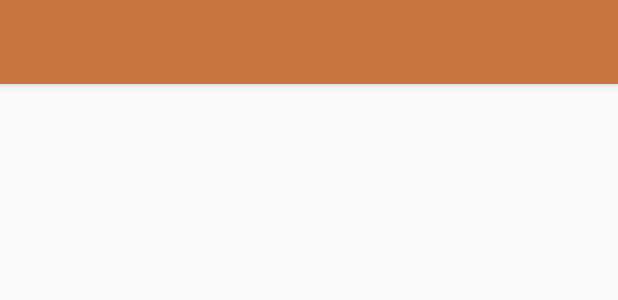
After one commit to julianbermolen/CazaRecompensas, an Android app: the layout activity_conversacion.xml on its own in the app's theme, with its tools: preview values and no code run, on a phone screen of 412 x 824 dp. The commit adds this screen. Shown: the top 300 px of the screen. Run offline under Robolectric (Android 15) with nearby library versions, the phone set to English and light mode, and no system bars.

Commit message:
Activity conversacion en bandeja de entrada

```diff
--- a/app/src/main/AndroidManifest.xml
+++ b/app/src/main/AndroidManifest.xml
@@ -80,6 +80,10 @@
             android:name=".BandejaEntrada"
             android:label="@string/title_activity_bandeja_entrada"
             android:theme="@style/AppTheme.NoActionBar" />
+        <activity
+            android:name=".Conversacion"
+            android:label="@string/title_activity_conversacion"
+            android:theme="@style/AppTheme.NoActionBar"></activity>
     </application>
 
 </manifest>
--- a/app/src/main/java/ar/com/cazarecompensas/cazarecompensas/BandejaEntrada.java
+++ b/app/src/main/java/ar/com/cazarecompensas/cazarecompensas/BandejaEntrada.java
@@ -73,7 +73,7 @@ public class BandejaEntrada extends AppCompatActivity {
                     progressDialog.dismiss();
                     listview = (ListView) findViewById(R.id.listViewMensajes);
                     int i = 0;
-                    for(i = 0;i>response.body().length;i++) {
+                    for(i = 0;i<response.body().length;i++) {
                         if(response.body()[i].getIdRespuesta() == 0) {
                             adapter = new MensajeAdapter(getApplicationContext(), response.body());
                             listview.setAdapter(adapter);
--- a/app/src/main/java/ar/com/cazarecompensas/cazarecompensas/services/ComentarioService.java
+++ b/app/src/main/java/ar/com/cazarecompensas/cazarecompensas/services/ComentarioService.java
@@ -22,5 +22,5 @@ public interface ComentarioService {
     Call<Comentario[]> getBandejaEntrada(@Path("idUsuario") int idUsuario);
 
     @POST("Comentarios/guardar")
-    Call<ModelResponse> postMessage(@Query("IdPublicacion") int idPublicacion, @Query("IdUsuario") int idUsuario, @Query("Detalle") String detalle, @Query("IdComentarioRespuesta") int idComentarioRespuesta, @Nullable @Query("Imagen") String imagen, @Query("MensajeLeido") boolean mensajeLeido);
+    Call<ModelResponse> postMessage(@Query("IdPublicacion") int idPublicacion, @Query("IdUsuario") int idUsuario, @Query("Detalle") String detalle, @Query("IdRespuestaComentario") int idComentarioRespuesta, @Nullable @Query("Imagen") String imagen, @Query("MensajeLeido") boolean mensajeLeido);
 }
--- /dev/null
+++ b/app/src/main/res/layout/activity_conversacion.xml
@@ -0,0 +1,26 @@
+<?xml version="1.0" encoding="utf-8"?>
+<android.support.design.widget.CoordinatorLayout xmlns:android="http://schemas.android.com/apk/res/android"
+    xmlns:app="http://schemas.android.com/apk/res-auto"
+    xmlns:tools="http://schemas.android.com/tools"
+    android:layout_width="match_parent"
+    android:layout_height="match_parent"
+    tools:context="ar.com.cazarecompensas.cazarecompensas.Conversacion">
+
+    <android.support.design.widget.AppBarLayout
+        android:layout_width="match_parent"
+        android:layout_height="wrap_content"
+        android:theme="@style/AppTheme.AppBarOverlay">
+
+        <android.support.v7.widget.Toolbar
+            android:id="@+id/toolbar"
+            android:layout_width="match_parent"
+            android:layout_height="?attr/actionBarSize"
+            android:background="?attr/colorPrimary"
+            app:popupTheme="@style/AppTheme.PopupOverlay" />
+
+    </android.support.design.widget.AppBarLayout>
+
+    <include layout="@layout/content_conversacion" />
+
+
+</android.support.design.widget.CoordinatorLayout>
--- /dev/null
+++ b/app/src/main/res/layout/content_conversacion.xml
@@ -0,0 +1,11 @@
+<?xml version="1.0" encoding="utf-8"?>
+<android.support.constraint.ConstraintLayout xmlns:android="http://schemas.android.com/apk/res/android"
+    xmlns:app="http://schemas.android.com/apk/res-auto"
+    xmlns:tools="http://schemas.android.com/tools"
+    android:layout_width="match_parent"
+    android:layout_height="match_parent"
+    app:layout_behavior="@string/appbar_scrolling_view_behavior"
+    tools:context="ar.com.cazarecompensas.cazarecompensas.Conversacion"
+    tools:showIn="@layout/activity_conversacion">
+
+</android.support.constraint.ConstraintLayout>
--- a/app/src/main/res/values/strings.xml
+++ b/app/src/main/res/values/strings.xml
@@ -28,4 +28,5 @@
     <!-- MENSAJES FUNCIONALES DE LA APP -->
     <string name="MensajeNuevoTesoro">Recordá que para publicar un tesoro perdido deberás abonar la recompensa. La misma será devuelta en caso de no encontrar el objeto sin incluir la comision por el servicio</string>
     <string name="TituloNuevoTesoro">Nuevo tesoro</string>
+    <string name="title_activity_conversacion">Conversacion</string>
 </resources>
```
Also changed, not shown: app/src/main/java/ar/com/cazarecompensas/cazarecompensas/Conversacion.java (added, +27 -0 lines), app/src/main/java/ar/com/cazarecompensas/cazarecompensas/EncontreTesoro.java (+12 -4 lines), app/src/main/java/ar/com/cazarecompensas/cazarecompensas/Models/MensajeAdapter.java (+10 -0 lines).
